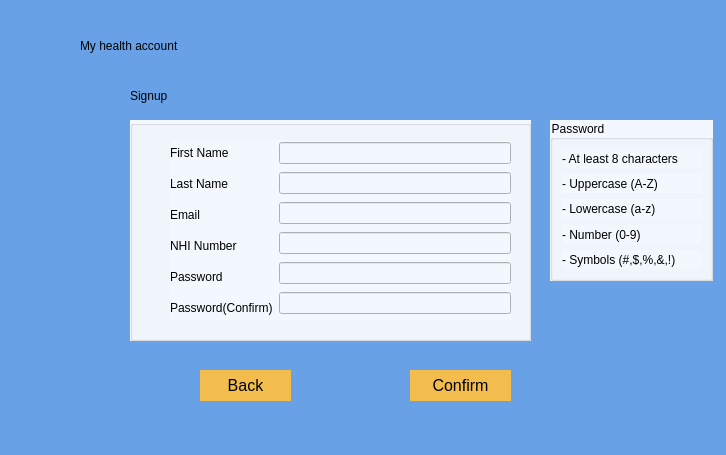
Above: signup.ui from Darijan444/COV-19-Desktop_App before the change. Below: the same form after it.
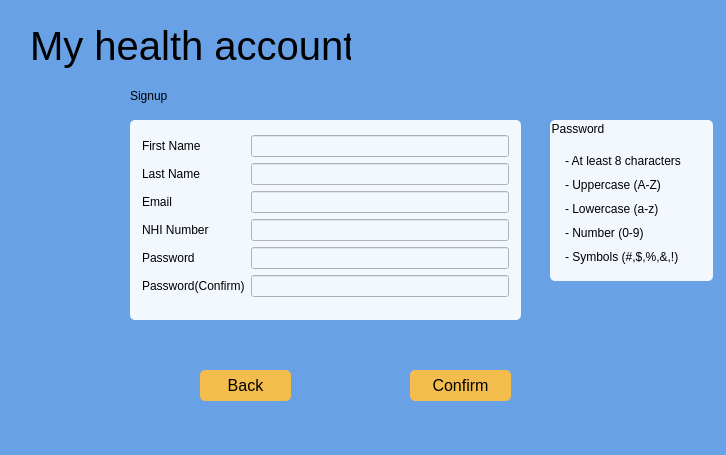
That is the form after the change.

What changed in the file:
```diff
--- a/signup.ui
+++ b/signup.ui
@@ -19,12 +19,20 @@
   <widget class="QLabel" name="label_6">
    <property name="geometry">
     <rect>
-     <x>80</x>
+     <x>30</x>
      <y>20</y>
      <width>321</width>
      <height>51</height>
     </rect>
    </property>
+   <property name="font">
+    <font>
+     <family>.AppleSystemUIFont</family>
+     <pointsize>30</pointsize>
+     <italic>false</italic>
+     <bold>false</bold>
+    </font>
+   </property>
    <property name="styleSheet">
     <string notr="true">font: 24pt &quot;.AppleSystemUIFont&quot;;
 background-color: rgb(104, 161, 229);</string>
@@ -55,29 +63,24 @@
     <rect>
      <x>130</x>
      <y>120</y>
-     <width>401</width>
-     <height>221</height>
+     <width>391</width>
+     <height>200</height>
     </rect>
    </property>
    <property name="styleSheet">
-    <string notr="true">background-color: rgb(242, 248, 253)</string>
+    <string notr="true">QGroupBox { 
+     border-radius: 5px; 
+	background-color: rgb(242, 248, 253);
+ } 
+
+
+</string>
    </property>
    <property name="title">
     <string/>
    </property>
-   <widget class="QWidget" name="layoutWidget_2">
-    <property name="geometry">
-     <rect>
-      <x>40</x>
-      <y>20</y>
-      <width>341</width>
-      <height>180</height>
-     </rect>
-    </property>
-    <layout class="QHBoxLayout" name="horizontalLayout">
-     <item>
-      <layout class="QVBoxLayout" name="verticalLayout">
-       <item>
+   <layout class="QFormLayout" name="formLayout">
+    <item row="0" column="0">
         <widget class="QLabel" name="label">
          <property name="styleSheet">
           <string notr="true">background-color: rgb(242, 248, 253)</string>
@@ -87,7 +90,14 @@
          </property>
         </widget>
        </item>
-       <item>
+    <item row="0" column="1">
+     <widget class="QLineEdit" name="lineEditFirstName">
+      <property name="styleSheet">
+       <string notr="true">background-color: rgb(242, 248, 253)</string>
+      </property>
+     </widget>
+    </item>
+    <item row="1" column="0">
         <widget class="QLabel" name="label_2">
          <property name="styleSheet">
           <string notr="true">background-color: rgb(242, 248, 253)</string>
@@ -97,7 +107,14 @@
          </property>
         </widget>
        </item>
-       <item>
+    <item row="1" column="1">
+     <widget class="QLineEdit" name="lineEditLastName">
+      <property name="styleSheet">
+       <string notr="true">background-color: rgb(242, 248, 253)</string>
+      </property>
+     </widget>
+    </item>
+    <item row="2" column="0">
         <widget class="QLabel" name="label_3">
          <property name="styleSheet">
           <string notr="true">background-color: rgb(242, 248, 253)</string>
@@ -107,7 +124,14 @@
          </property>
         </widget>
        </item>
-       <item>
+    <item row="2" column="1">
+     <widget class="QLineEdit" name="lineEditEmail">
+      <property name="styleSheet">
+       <string notr="true">background-color: rgb(242, 248, 253)</string>
+      </property>
+     </widget>
+    </item>
+    <item row="3" column="0">
         <widget class="QLabel" name="label_13">
          <property name="styleSheet">
           <string notr="true">background-color: rgb(242, 248, 253)</string>
@@ -117,7 +141,14 @@
          </property>
         </widget>
        </item>
-       <item>
+    <item row="3" column="1">
+     <widget class="QLineEdit" name="lineEditNHINumber">
+      <property name="styleSheet">
+       <string notr="true">background-color: rgb(242, 248, 253)</string>
+      </property>
+     </widget>
+    </item>
+    <item row="4" column="0">
         <widget class="QLabel" name="label_4">
          <property name="styleSheet">
           <string notr="true">background-color: rgb(242, 248, 253)</string>
@@ -127,7 +158,14 @@
          </property>
         </widget>
        </item>
-       <item>
+    <item row="4" column="1">
+     <widget class="QLineEdit" name="lineEditPassword">
+      <property name="styleSheet">
+       <string notr="true">background-color: rgb(242, 248, 253)</string>
+      </property>
+     </widget>
+    </item>
+    <item row="5" column="0">
         <widget class="QLabel" name="label_5">
          <property name="styleSheet">
           <string notr="true">background-color: rgb(242, 248, 253)</string>
@@ -137,46 +175,7 @@
          </property>
         </widget>
        </item>
-      </layout>
-     </item>
-     <item>
-      <layout class="QVBoxLayout" name="verticalLayout_2">
-       <item>
-        <widget class="QLineEdit" name="lineEditFirstName">
-         <property name="styleSheet">
-          <string notr="true">background-color: rgb(242, 248, 253)</string>
-         </property>
-        </widget>
-       </item>
-       <item>
-        <widget class="QLineEdit" name="lineEditLastName">
-         <property name="styleSheet">
-          <string notr="true">background-color: rgb(242, 248, 253)</string>
-         </property>
-        </widget>
-       </item>
-       <item>
-        <widget class="QLineEdit" name="lineEditEmail">
-         <property name="styleSheet">
-          <string notr="true">background-color: rgb(242, 248, 253)</string>
-         </property>
-        </widget>
-       </item>
-       <item>
-        <widget class="QLineEdit" name="lineEditNHINumber">
-         <property name="styleSheet">
-          <string notr="true">background-color: rgb(242, 248, 253)</string>
-         </property>
-        </widget>
-       </item>
-       <item>
-        <widget class="QLineEdit" name="lineEditPassword">
-         <property name="styleSheet">
-          <string notr="true">background-color: rgb(242, 248, 253)</string>
-         </property>
-        </widget>
-       </item>
-       <item>
+    <item row="5" column="1">
         <widget class="QLineEdit" name="lineEditPasswordConfirm">
          <property name="styleSheet">
           <string notr="true">background-color: rgb(242, 248, 253)</string>
@@ -184,9 +183,6 @@
         </widget>
        </item>
       </layout>
-     </item>
-    </layout>
-   </widget>
   </widget>
   <widget class="QGroupBox" name="groupBox_2">
    <property name="geometry">
@@ -198,63 +194,98 @@
     </rect>
    </property>
    <property name="styleSheet">
-    <string notr="true">background-color: rgb(242, 248, 253)</string>
+    <string notr="true">QGroupBox { 
+     border-radius: 5px; 
+	background-color: rgb(242, 248, 253);
+ } 
+
+
+</string>
    </property>
    <property name="title">
     <string>Password</string>
    </property>
-   <layout class="QVBoxLayout" name="verticalLayout_3">
-    <item>
      <widget class="QLabel" name="label_8">
+    <property name="geometry">
+     <rect>
+      <x>15</x>
+      <y>33</y>
+      <width>133</width>
+      <height>16</height>
+     </rect>
+    </property>
       <property name="styleSheet">
-       <string notr="true">background-color: rgb(242, 248, 253)</string>
+     <string notr="true">background-color: rgb(242, 248, 253,0)</string>
       </property>
       <property name="text">
        <string>- At least 8 characters</string>
       </property>
      </widget>
-    </item>
-    <item>
      <widget class="QLabel" name="label_9">
+    <property name="geometry">
+     <rect>
+      <x>15</x>
+      <y>57</y>
+      <width>111</width>
+      <height>16</height>
+     </rect>
+    </property>
       <property name="styleSheet">
-       <string notr="true">background-color: rgb(242, 248, 253)</string>
+     <string notr="true">background-color: rgb(242, 248, 253,0)</string>
       </property>
       <property name="text">
        <string>- Uppercase (A-Z)</string>
       </property>
      </widget>
-    </item>
-    <item>
      <widget class="QLabel" name="label_10">
+    <property name="geometry">
+     <rect>
+      <x>15</x>
+      <y>81</y>
+      <width>107</width>
+      <height>16</height>
+     </rect>
+    </property>
       <property name="styleSheet">
-       <string notr="true">background-color: rgb(242, 248, 253)</string>
+     <string notr="true">background-color: rgb(242, 248, 253,0)
+</string>
       </property>
       <property name="text">
        <string>- Lowercase (a-z)</string>
       </property>
      </widget>
-    </item>
-    <item>
      <widget class="QLabel" name="label_11">
+    <property name="geometry">
+     <rect>
+      <x>15</x>
+      <y>105</y>
+      <width>93</width>
+      <height>16</height>
+     </rect>
+    </property>
       <property name="styleSheet">
-       <string notr="true">background-color: rgb(242, 248, 253)</string>
+     <string notr="true">background-color: rgb(242, 248, 253,0)</string>
       </property>
       <property name="text">
        <string>- Number (0-9)</string>
       </property>
      </widget>
-    </item>
-    <item>
      <widget class="QLabel" name="label_12">
+    <property name="geometry">
+     <rect>
+      <x>15</x>
+      <y>129</y>
+      <width>130</width>
+      <height>16</height>
+     </rect>
+    </property>
       <property name="styleSheet">
-       <string notr="true">background-color: rgb(242, 248, 253)</string>
+     <string notr="true">background-color: rgb(242, 248, 253,0)</string>
       </property>
       <property name="text">
        <string>- Symbols (#,$,%,&amp;,!)</string>
       </property>
      </widget>
-    </item>
-   </layout>
   </widget>
   <widget class="QPushButton" name="pushButtonBack">
    <property name="geometry">
@@ -267,15 +298,11 @@
    </property>
    <property name="styleSheet">
     <string notr="true">QPushButton {
-
     background-color: rgb(242, 189, 76); 
-
-    border: none; 
-
+    border: none;
+     border-radius: 5px; 
     color: rgb(0, 0, 0); 
-
     font: 16px;
-
 } 
 
 QPushButton:hover { 
@@ -303,15 +330,11 @@
    </property>
    <property name="styleSheet">
     <string notr="true">QPushButton {
-
     background-color: rgb(242, 189, 76); 
-
-    border: none; 
-
+    border: none;
+     border-radius: 5px; 
     color: rgb(0, 0, 0); 
-
     font: 16px;
-
 } 
 
 QPushButton:hover { 
```
Left out of the diff: 15 changed lines with no effect on the pictures. Lines whose indentation alone changed are shown as unchanged.
